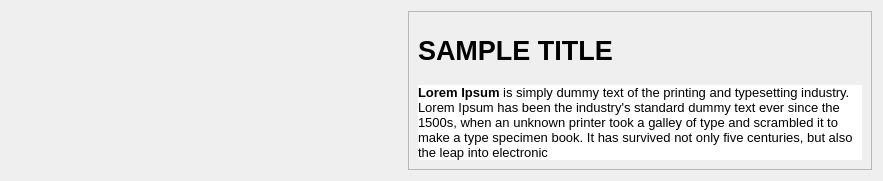
bhhoang/newspaper-project, file views/login/Article_card.ui: the form before one commit.
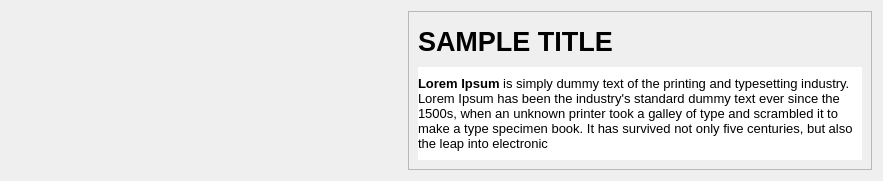
The form after the commit. Icons and pictures are not drawn.

Patch:
```diff
--- a/views/login/Article_card.ui
+++ b/views/login/Article_card.ui
@@ -12,7 +12,7 @@
   </property>
   <property name="maximumSize">
    <size>
-    <width>1204</width>
+    <width>2000</width>
     <height>181</height>
    </size>
   </property>
@@ -52,8 +52,8 @@
        <widget class="QLabel" name="article_title">
         <property name="maximumSize">
          <size>
-          <width>1204</width>
-          <height>181</height>
+          <width>16777215</width>
+          <height>40</height>
          </size>
         </property>
         <property name="font">
```
